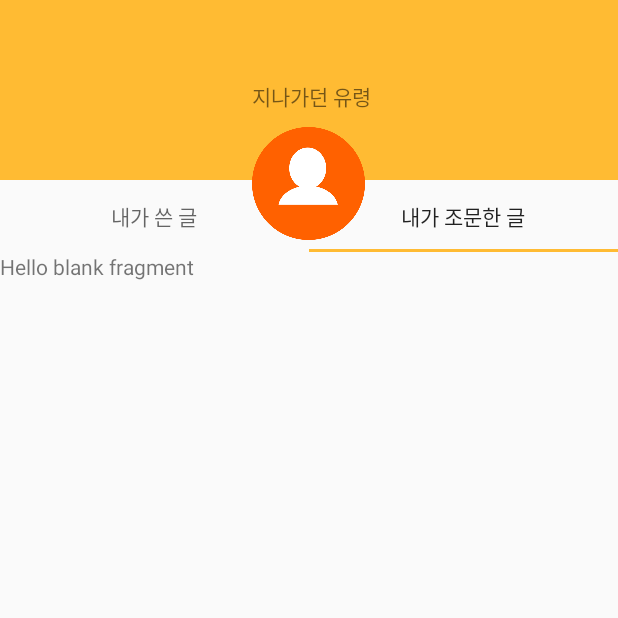
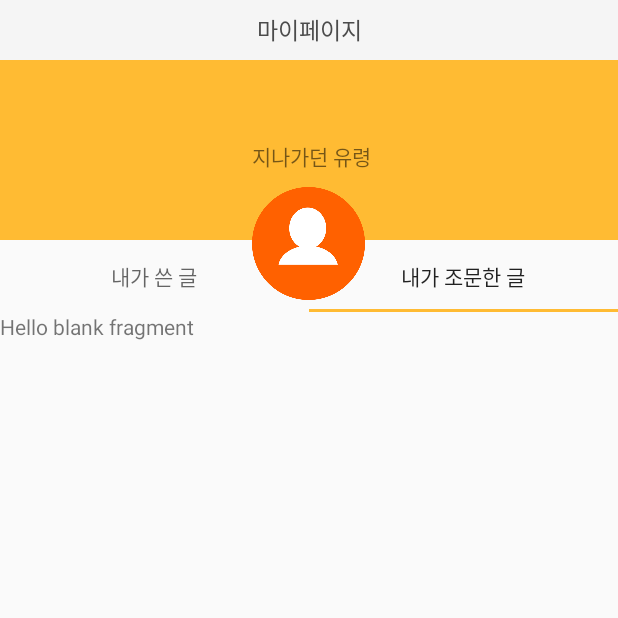
Before and after one commit to aa9390/DumDumTest2, an Android app: the Mypage screen opened directly, with no data from a screen before it, tab 2 chosen, on a phone screen of 412 x 824 dp, the top half of it. Run offline under Robolectric (Android 15) with nearby library versions, the phone set to English and light mode, and no system bars.

Commit message:
마이페이지 setting1

```diff
--- a/app/src/main/res/layout/activity_mypage.xml
+++ b/app/src/main/res/layout/activity_mypage.xml
@@ -6,12 +6,34 @@
     android:orientation="vertical"
     android:theme="@style/Theme.AppCompat.Light.NoActionBar">
 
+
+    <android.support.v7.widget.Toolbar
+        android:id="@+id/toolbar"
+        android:layout_width="match_parent"
+        android:layout_height="40dp"
+        android:background="?attr/colorPrimary"
+        app:contentInsetStart="0dp"
+        >
+        <!--android:theme="?attr/actionBarTheme"
+                app:titleTextAppearance="@style/Toolbar.TitleText"-->
+
+    <TextView
+        android:id="@+id/txv_toolbar"
+        android:layout_width="match_parent"
+        android:layout_height="wrap_content"
+        android:text="마이페이지"
+        android:gravity="center"
+        android:textColor="#4b4b4b"
+        android:textSize="15sp" />
+    </android.support.v7.widget.Toolbar>
+
     <LinearLayout
         android:id="@+id/Layout1"
         android:layout_width="match_parent"
         android:layout_height="120dp"
         android:background="@android:color/holo_orange_light"
-        android:orientation="vertical">
+        android:orientation="vertical"
+        android:layout_below="@+id/toolbar">
 
 
     </LinearLayout>
```
